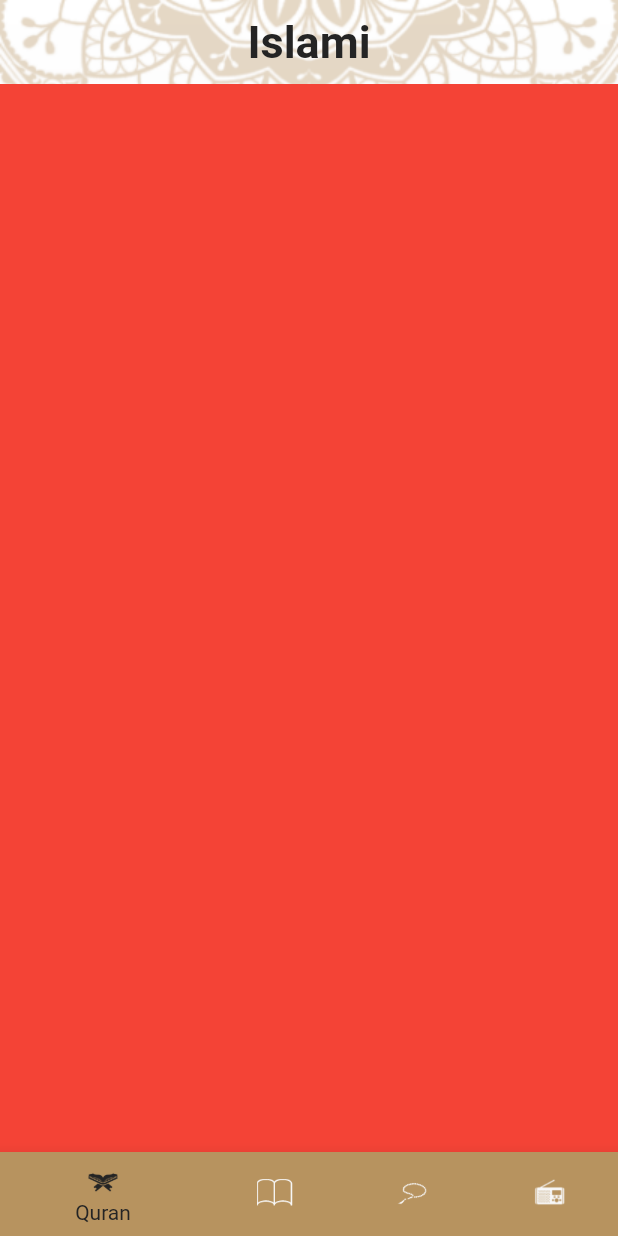
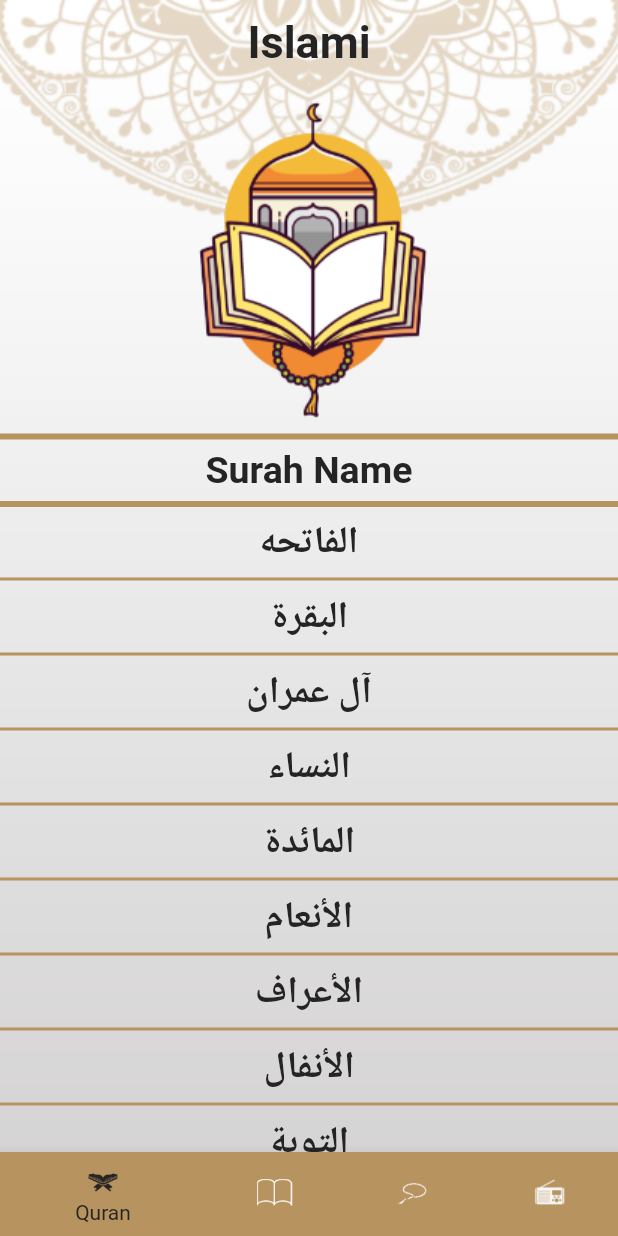
Before and after one commit to melsayed7/islami_app, a Flutter app: the screen it shows after launch, on a phone screen of 412 x 824 dp. Run offline on Flutter 3.47's test engine with Material 2 defaults, Android fonts, the phone set to English and light mode, and no system bars.

Commit message:
add quran screen and navigated to anther screen of details

```diff
--- a/lib/home_screen/quran/quran.dart
+++ b/lib/home_screen/quran/quran.dart
@@ -1,12 +1,165 @@
 import 'package:flutter/material.dart';
+import 'package:islami_app/home_screen/quran/surah_name.dart';
+import 'package:islami_app/my_theme.dart';
 
 class QuranScreen extends StatelessWidget {
   static const String routeName = 'quran-screen';
 
+  List<String> surahNames = [
+    "الفاتحه",
+    "البقرة",
+    "آل عمران",
+    "النساء",
+    "المائدة",
+    "الأنعام",
+    "الأعراف",
+    "الأنفال",
+    "التوبة",
+    "يونس",
+    "هود",
+    "يوسف",
+    "الرعد",
+    "إبراهيم",
+    "الحجر",
+    "النحل",
+    "الإسراء",
+    "الكهف",
+    "مريم",
+    "طه",
+    "الأنبياء",
+    "الحج",
+    "المؤمنون",
+    "النّور",
+    "الفرقان",
+    "الشعراء",
+    "النّمل",
+    "القصص",
+    "العنكبوت",
+    "الرّوم",
+    "لقمان",
+    "السجدة",
+    "الأحزاب",
+    "سبأ",
+    "فاطر",
+    "يس",
+    "الصافات",
+    "ص",
+    "الزمر",
+    "غافر",
+    "فصّلت",
+    "الشورى",
+    "الزخرف",
+    "الدّخان",
+    "الجاثية",
+    "الأحقاف",
+    "محمد",
+    "الفتح",
+    "الحجرات",
+    "ق",
+    "الذاريات",
+    "الطور",
+    "النجم",
+    "القمر",
+    "الرحمن",
+    "الواقعة",
+    "الحديد",
+    "المجادلة",
+    "الحشر",
+    "الممتحنة",
+    "الصف",
+    "الجمعة",
+    "المنافقون",
+    "التغابن",
+    "الطلاق",
+    "التحريم",
+    "الملك",
+    "القلم",
+    "الحاقة",
+    "المعارج",
+    "نوح",
+    "الجن",
+    "المزّمّل",
+    "المدّثر",
+    "القيامة",
+    "الإنسان",
+    "المرسلات",
+    "النبأ",
+    "النازعات",
+    "عبس",
+    "التكوير",
+    "الإنفطار",
+    "المطفّفين",
+    "الإنشقاق",
+    "البروج",
+    "الطارق",
+    "الأعلى",
+    "الغاشية",
+    "الفجر",
+    "البلد",
+    "الشمس",
+    "الليل",
+    "الضحى",
+    "الشرح",
+    "التين",
+    "العلق",
+    "القدر",
+    "البينة",
+    "الزلزلة",
+    "العاديات",
+    "القارعة",
+    "التكاثر",
+    "العصر",
+    "الهمزة",
+    "الفيل",
+    "قريش",
+    "الماعون",
+    "الكوثر",
+    "الكافرون",
+    "النصر",
+    "المسد",
+    "الإخلاص",
+    "الفلق",
+    "الناس"
+  ];
+
   @override
   Widget build(BuildContext context) {
-    return Container(
-      color: Colors.red,
+    return Column(
+      children: [
+        Center(child: Image.asset('assets/images/surah_image.png')),
+        Divider(
+          color: MyTheme.goldColor,
+          thickness: 4,
+        ),
+        Text(
+          'Surah Name',
+          style: Theme.of(context)
+              .textTheme
+              .headline1
+              ?.copyWith(fontSize: 25, fontWeight: FontWeight.w700),
+        ),
+        Divider(
+          color: MyTheme.goldColor,
+          thickness: 4,
+        ),
+        Expanded(
+          child: ListView.separated(
+            itemBuilder: (context, index) {
+              return SurahName(
+                name: surahNames[index],
+                index: index,
+              );
+            },
+            separatorBuilder: (context, index) {
+              return Divider(
+                color: MyTheme.goldColor,
+                thickness: 2,
+              );
+            },
+            itemCount: surahNames.length,
+          ),
+        ),
+      ],
     );
   }
 }
--- /dev/null
+++ b/lib/home_screen/quran/surah_name.dart
@@ -0,0 +1,36 @@
+import 'package:flutter/material.dart';
+import 'package:islami_app/home_screen/quran/surah_name_details.dart';
+
+class SurahName extends StatelessWidget {
+  static const String routeName = 'surah_name';
+  String name;
+
+  int index;
+
+  SurahName({required this.name, required this.index});
+
+  @override
+  Widget build(BuildContext context) {
+    return InkWell(
+      onTap: () {
+        Navigator.pushNamed(context, SurahNameDetails.routeName,
+            arguments: SurahNameDetailsArgs(name: name, index: index));
+      },
+      child: Text(
+        name,
+        style: Theme.of(context).textTheme.headline1?.copyWith(
+              fontSize: 25,
+            ),
+        textAlign: TextAlign.center,
+      ),
+    );
+  }
+}
+
+class SurahNameDetailsArgs {
+  String name;
+
+  int index;
+
+  SurahNameDetailsArgs({required this.name, required this.index});
+}
--- /dev/null
+++ b/lib/home_screen/quran/surah_name_details.dart
@@ -0,0 +1,28 @@
+import 'package:flutter/material.dart';
+import 'package:islami_app/home_screen/quran/surah_name.dart';
+
+class SurahNameDetails extends StatelessWidget {
+  static const String routeName = 'surah_name_details';
+
+  @override
+  Widget build(BuildContext context) {
+    var args =
+        ModalRoute.of(context)?.settings.arguments as SurahNameDetailsArgs;
+    return Stack(children: [
+      Image.asset(
+        'assets/images/background_image.png',
+        width: double.infinity,
+        height: double.infinity,
+        fit: BoxFit.fill,
+      ),
+      Scaffold(
+        appBar: AppBar(
+          title: Text(
+            args.name,
+            style: Theme.of(context).textTheme.headline1,
+          ),
+        ),
+      ),
+    ]);
+  }
+}
--- a/lib/main.dart
+++ b/lib/main.dart
@@ -1,6 +1,8 @@
 import 'package:flutter/material.dart';
 import 'package:islami_app/home_screen/home_screen.dart';
 import 'package:islami_app/my_theme.dart';
+
+import 'home_screen/quran/surah_name_details.dart';
 
 void main() {
   runApp(MyApp());
@@ -14,6 +16,7 @@ class MyApp extends StatelessWidget {
       initialRoute: HomeScreen.routeName,
       routes: {
         HomeScreen.routeName: (context) => HomeScreen(),
+        SurahNameDetails.routeName: (context) => SurahNameDetails(),
       },
       theme: MyTheme.lightTheme,
       darkTheme: MyTheme.darkTheme,
--- a/lib/my_theme.dart
+++ b/lib/my_theme.dart
@@ -9,10 +9,13 @@ class MyTheme {
 
   static ThemeData lightTheme = ThemeData(
     scaffoldBackgroundColor: Colors.transparent,
-    appBarTheme: const AppBarTheme(
+    appBarTheme: AppBarTheme(
       backgroundColor: Colors.transparent,
       centerTitle: true,
       elevation: 0,
+      iconTheme: IconThemeData(
+        color: blackColor,
+      ),
     ),
     textTheme: TextTheme(
       headline1: TextStyle(
```
